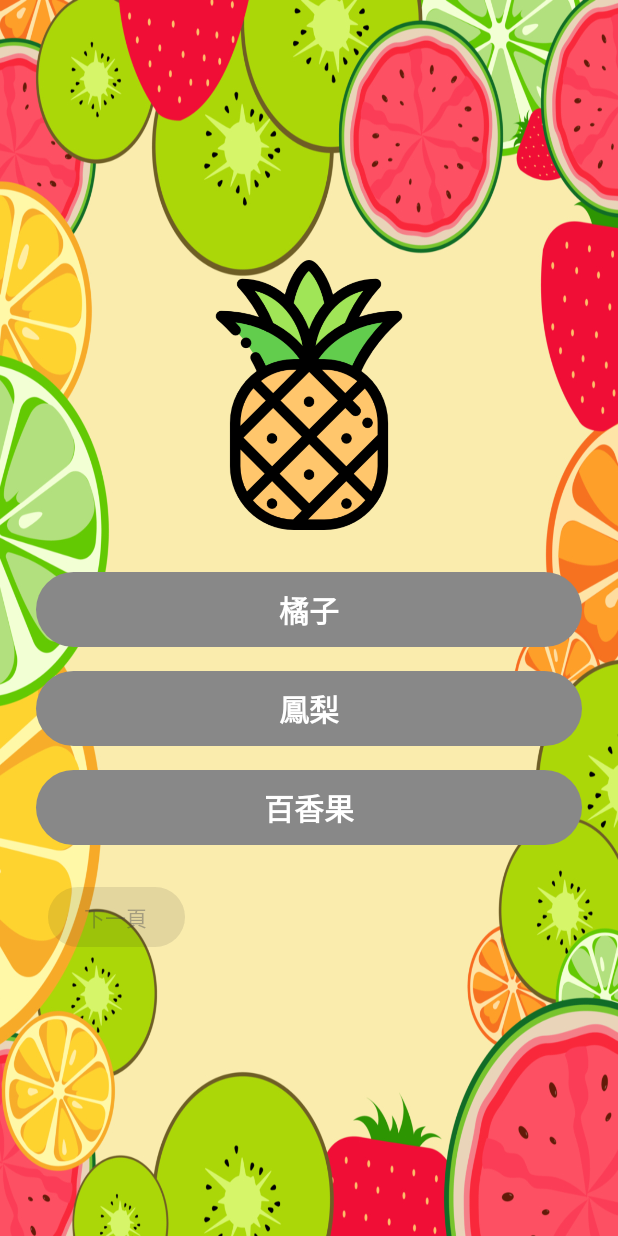
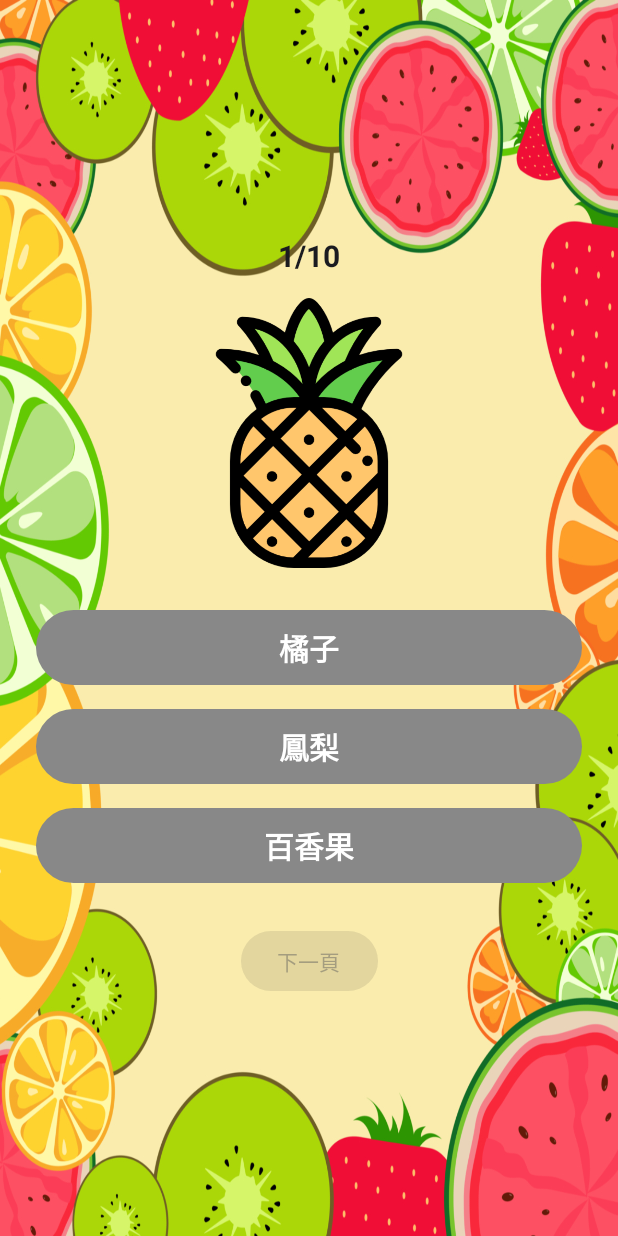
Before and after one commit to Huang-Chien-Chin/Cc1213, an Android app built with Jetpack Compose: the screen it shows after launch (MainActivity), after a tap on "測驗", on a phone screen of 412 x 824 dp. Run offline under Robolectric (Android 15) with nearby library versions, the phone set to English and light mode, and no system bars.

Commit message:
20241214a

```diff
--- a/app/src/main/java/tw/edu/pu/csim/s1120326/cc1204/MainActivity.kt
+++ b/app/src/main/java/tw/edu/pu/csim/s1120326/cc1204/MainActivity.kt
@@ -45,6 +45,8 @@ fun Start(m: Modifier) {
     var showQuizPage by remember { mutableStateOf(false) }
     var showLearningPage by remember { mutableStateOf(false) }
     var showStartPage by remember { mutableStateOf(true) }  // 新增控制主頁顯示的變數
+    var showScorePage by remember { mutableStateOf(false) } // 控制分數頁顯示
+    var finalScore by remember { mutableStateOf(0) } // 記錄最後分數
 
     Box(
         modifier = Modifier
@@ -63,7 +65,8 @@ fun Start(m: Modifier) {
             modifier = Modifier.fillMaxSize(),
             contentAlignment = Alignment.Center
         ) {
-            if (showStartPage) {
+            when {
+                showStartPage -> {
                 Column(
                     horizontalAlignment = Alignment.CenterHorizontally,
                     verticalArrangement = Arrangement.Center,
@@ -101,13 +104,63 @@ fun Start(m: Modifier) {
 
                     }
                 }
-            } else if (showQuizPage) {
-                QuizPage() // 顯示測驗頁面
-            } else if (showLearningPage) {
+            } showQuizPage -> {
+                QuizPage(onFinishQuiz = { score ->
+                    finalScore = score
+                    showQuizPage = false
+                    showScorePage = true
+                })
+            }
+                showScorePage -> {
+                    ScorePage(score = finalScore) {
+                        showScorePage = false
+                        showStartPage = true
+                    }
+                }
+                showLearningPage -> {
                     LearningPage(onFinish = {
-                    showLearningPage = false // 按下完成後隱藏學習頁面
-                    showStartPage = true // 顯示主頁
+                        showLearningPage = false
+                        showStartPage = true
                     })
+                }
+            }
+        }
+    }
+}
+
+// 新增分數頁面
+@Composable
+fun ScorePage(score: Int, onBackToStart: () -> Unit) {
+    val message = when {
+        score > 79 -> "太厲害了!"
+        score in 60..79 -> "不錯喔!"
+        else -> "再加油~"
+    }
+
+    // 顯示背景圖片
+    Image(
+        painter = painterResource(id = R.drawable.congratulation1), // 替換為您想要的背景圖片資源
+        contentDescription = "背景圖",
+        contentScale = ContentScale.FillBounds,
+        modifier = Modifier.fillMaxSize()
+    )
+
+    Box(
+        modifier = Modifier.fillMaxSize(),
+        contentAlignment = Alignment.Center
+    ) {
+        Column(
+            horizontalAlignment = Alignment.CenterHorizontally,
+            verticalArrangement = Arrangement.Center
+        ) {
+            Text("得分: $score", style = TextStyle(fontSize = 32.sp, fontWeight = FontWeight.Bold))
+            Spacer(modifier = Modifier.height(16.dp))
+            Text(message, style = TextStyle(fontSize = 24.sp, fontWeight = FontWeight.Medium))
+
+            Spacer(modifier = Modifier.height(32.dp))
+
+            Button(onClick = onBackToStart) {
+                Text("返回主頁", style = TextStyle(fontSize = 20.sp))
             }
         }
     }
@@ -242,7 +295,7 @@ fun LearningPage(onFinish: () -> Unit) { // 添加 onFinish 回調
 
 // 測驗頁面組件
 @Composable
-fun QuizPage() {
+fun QuizPage(onFinishQuiz: (Int) -> Unit) {
     val fruits = listOf(
         Pair(R.drawable.durian, "榴蓮"),
         Pair(R.drawable.apple, "蘋果"),
@@ -270,6 +323,7 @@ fun QuizPage() {
     var currentQuestionIndex by remember { mutableStateOf(0) }
     var selectedAnswer by remember { mutableStateOf("") }
     val buttonColors = remember { mutableStateMapOf<String, Color>() }
+    var score by remember { mutableStateOf(0) } // 分數追蹤
 
     val currentQuestion = questions[currentQuestionIndex]
 
@@ -282,6 +336,16 @@ fun QuizPage() {
             verticalArrangement = Arrangement.Center,
             modifier = Modifier.padding(16.dp)
         ) {
+            Text(
+                "${currentQuestionIndex + 1}/${questions.size}",
+                style = TextStyle(
+                    fontSize = 20.sp,
+                    fontWeight = FontWeight.Bold  // 加粗題數
+                )
+            )
+
+            Spacer(modifier = Modifier.height(16.dp))
+
             Image(
                 painter = painterResource(id = currentQuestion.imageId),
                 contentDescription = "Fruit Image",
@@ -294,6 +358,7 @@ fun QuizPage() {
                     onClick = {
                         selectedAnswer = answer
                         buttonColors.clear()
+
                         currentQuestion.answers.forEach { option ->
                             buttonColors[option] = if (option == currentQuestion.correctAnswer) {
                                 Color.Green
@@ -301,53 +366,41 @@ fun QuizPage() {
                                 Color.Red
                             }
                         }
+
+                        if (answer == currentQuestion.correctAnswer) {
+                            score += 10
+                        }
                     },
                     modifier = Modifier
                         .padding(8.dp)
                         .fillMaxWidth()
                         .height(50.dp),
+
                     colors = ButtonDefaults.buttonColors(containerColor = color)
                 ) {
-                    Text(
-                        text = answer,
-                        style = TextStyle(fontSize = 20.sp, fontWeight = FontWeight.Bold)
-                    )
+                    Text(answer, style = TextStyle(fontSize = 20.sp, fontWeight = FontWeight.Bold))
                 }
             }
 
-            Row(
-                modifier = Modifier
-                    .fillMaxWidth()
-                    .padding(16.dp),
-                horizontalArrangement = Arrangement.SpaceBetween,
-                verticalAlignment = Alignment.CenterVertically
-            ) {
+            Spacer(modifier = Modifier.height(20.dp))
+
             Button(
                 onClick = {
                     if (currentQuestionIndex < questions.size - 1) {
                         currentQuestionIndex++
                         selectedAnswer = ""
                         buttonColors.clear()
+                    } else {
+                        onFinishQuiz(score)
                     }
                 },
                 enabled = selectedAnswer.isNotEmpty()
             ) {
-                    Text("下一頁")
+                Text(if (currentQuestionIndex < questions.size - 1) "下一頁" else "完成測驗")
             }
         }
     }
 }
-}
-
-
-
-
-
-
-
-
-
-
 
 
 // 題目資料類別
```
Also changed, not shown: app/src/main/res/drawable/congratulation1.png (added). Lines whose indentation alone changed are shown as unchanged.
